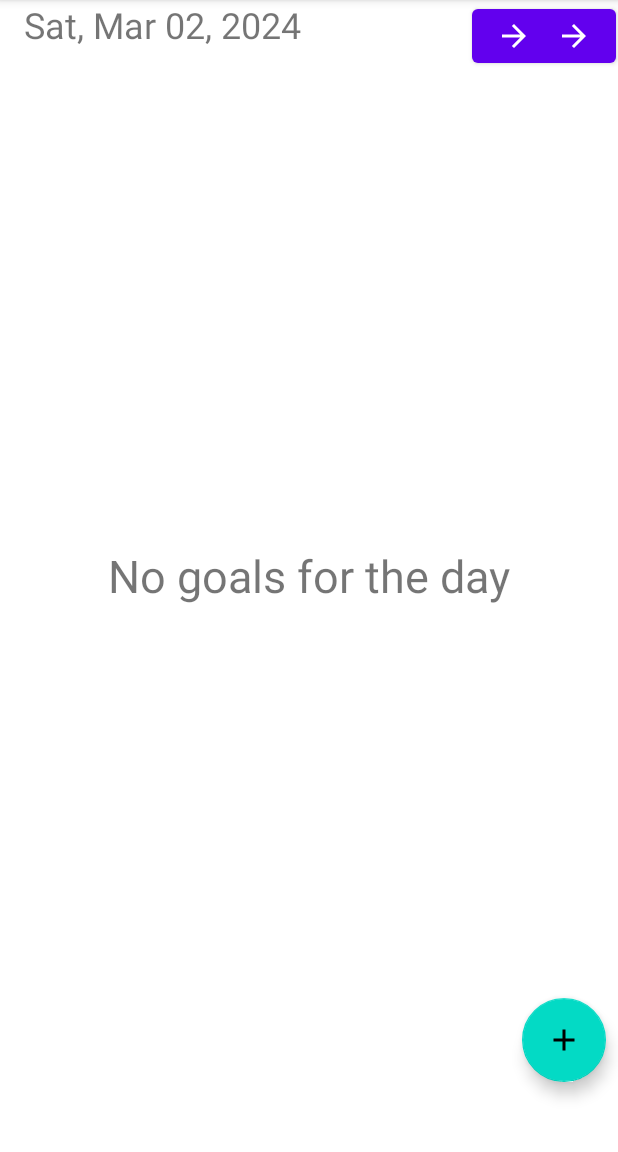
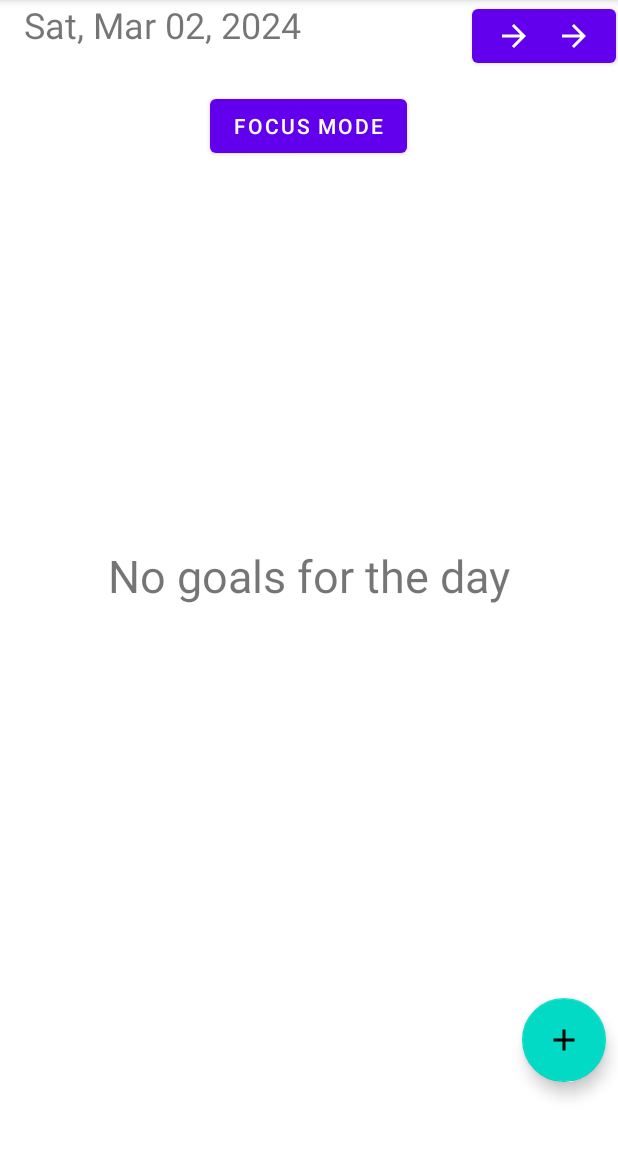
Before and after one commit to CSE-110-Winter-2024/project-team-21, an Android app: the screen it shows after launch (MainActivity), on a phone screen of 412 x 824 dp, the part 84-1236 px from its top. Run offline under Robolectric (Android 15) with nearby library versions, the phone set to English and light mode, and no system bars; our stand-ins replace Room's generated code.

Commit message:
implemented focus mode

```diff
--- a/app/src/main/res/layout/activity_main.xml
+++ b/app/src/main/res/layout/activity_main.xml
@@ -18,6 +18,17 @@
         android:drawableLeft="@drawable/ic_forward"
         android:drawableRight="@drawable/ic_forward"
         app:iconTint="@color/white" />
+
+    <Button
+        android:id="@+id/btn_focus_mode"
+        android:layout_width="wrap_content"
+        android:layout_height="wrap_content"
+        android:layout_below="@id/DateText"
+        android:layout_centerHorizontal="true"
+        android:layout_marginTop="16dp"
+        android:text="Focus Mode"
+        android:onClick="toggleFocusMode" />
+
 
     <TextView
         android:id="@+id/DateText"
```
Also changed, not shown: app/src/main/java/edu/ucsd/cse110/successorator/GoalsAdapter.java (+15 -22 lines), app/src/main/java/edu/ucsd/cse110/successorator/MainActivity.java (+50 -0 lines).
